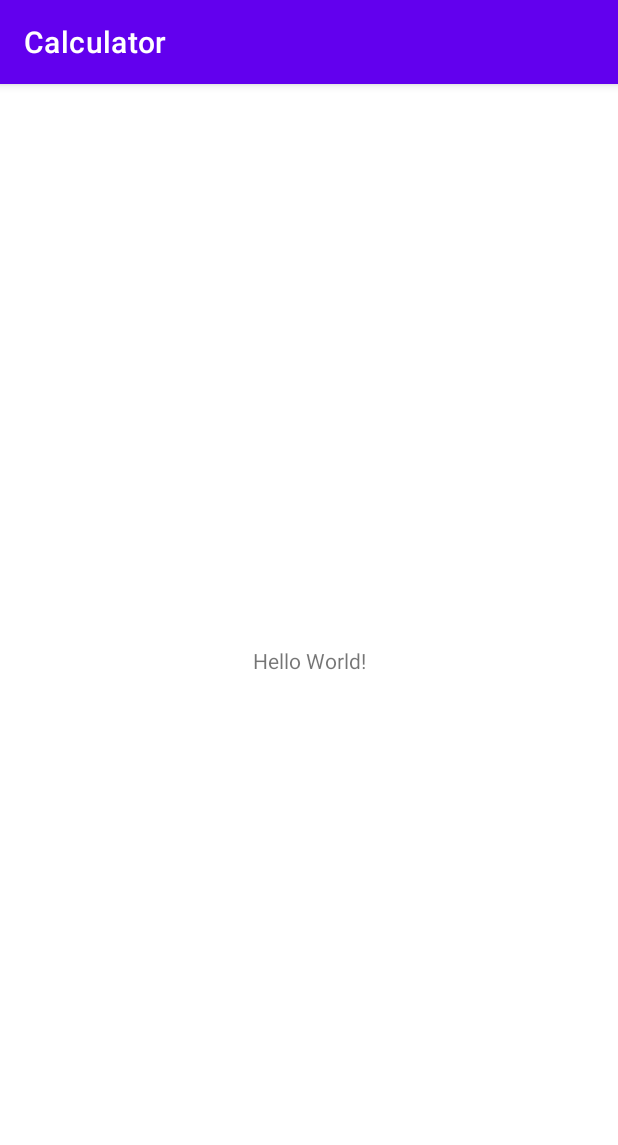
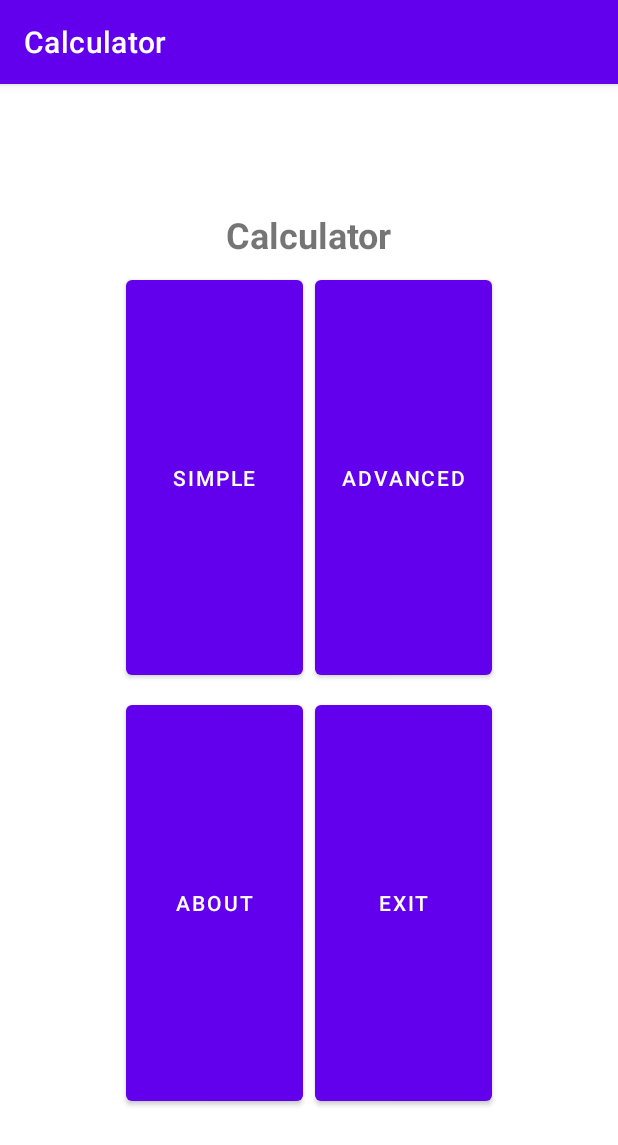
Before and after one commit to shaxi1/Android-Calculator, an Android app: the screen it shows after launch (MainActivity), on a phone screen of 412 x 824 dp. Shown: the top 1145 px of the screen. Run offline under Robolectric (Android 15) with nearby library versions, the phone set to English and light mode, and no system bars.

Commit message:
Add main screen

```diff
--- a/app/src/main/java/com/example/calculator/MainActivity.java
+++ b/app/src/main/java/com/example/calculator/MainActivity.java
@@ -10,5 +10,7 @@ public class MainActivity extends AppCompatActivity {
     protected void onCreate(Bundle savedInstanceState) {
         super.onCreate(savedInstanceState);
         setContentView(R.layout.activity_main);
+        // dp
+        //no action bar
     }
 }
--- a/app/src/main/res/layout/activity_main.xml
+++ b/app/src/main/res/layout/activity_main.xml
@@ -1,18 +1,57 @@
 <?xml version="1.0" encoding="utf-8"?>
-<androidx.constraintlayout.widget.ConstraintLayout xmlns:android="http://schemas.android.com/apk/res/android"
-    xmlns:app="http://schemas.android.com/apk/res-auto"
-    xmlns:tools="http://schemas.android.com/tools"
+<GridLayout xmlns:android="http://schemas.android.com/apk/res/android"
+    android:id="@+id/button_grid"
     android:layout_width="match_parent"
     android:layout_height="match_parent"
-    tools:context=".MainActivity">
+    android:columnCount="2"
+    android:rowCount="3"
+    android:alignmentMode="alignMargins"
+    android:columnOrderPreserved="false"
+    android:padding="80dp"
+    android:useDefaultMargins="true">
 
     <TextView
-        android:layout_width="wrap_content"
-        android:layout_height="wrap_content"
-        android:text="Hello World!"
-        app:layout_constraintBottom_toBottomOf="parent"
-        app:layout_constraintEnd_toEndOf="parent"
-        app:layout_constraintStart_toStartOf="parent"
-        app:layout_constraintTop_toTopOf="parent" />
+        android:id="@+id/title"
+        android:text="Calculator"
+        android:textSize="24sp"
+        android:textStyle="bold"
+        android:layout_gravity="center_horizontal"
+        android:layout_columnSpan="2"/>
 
-</androidx.constraintlayout.widget.ConstraintLayout>
+    <Button
+        android:id="@+id/button1"
+        android:text="Simple"
+        android:layout_width="0dp"
+        android:layout_height="0dp"
+        android:layout_columnWeight="1"
+        android:layout_rowWeight="1"
+        android:onClick="launchActivity1"/>
+
+    <Button
+        android:id="@+id/button2"
+        android:text="Advanced"
+        android:layout_width="0dp"
+        android:layout_height="0dp"
+        android:layout_columnWeight="1"
+        android:layout_rowWeight="1"
+        android:onClick="launchActivity2"/>
+
+    <Button
+        android:id="@+id/button3"
+        android:text="About"
+        android:layout_width="0dp"
+        android:layout_height="0dp"
+        android:layout_columnWeight="1"
+        android:layout_rowWeight="1"
+        android:onClick="launchActivity3"/>
+
+    <Button
+        android:id="@+id/button4"
+        android:text="Exit"
+        android:layout_width="0dp"
+        android:layout_height="0dp"
+        android:layout_columnWeight="1"
+        android:layout_rowWeight="1"
+        android:onClick="launchActivity4"/>
+
+</GridLayout>
```
